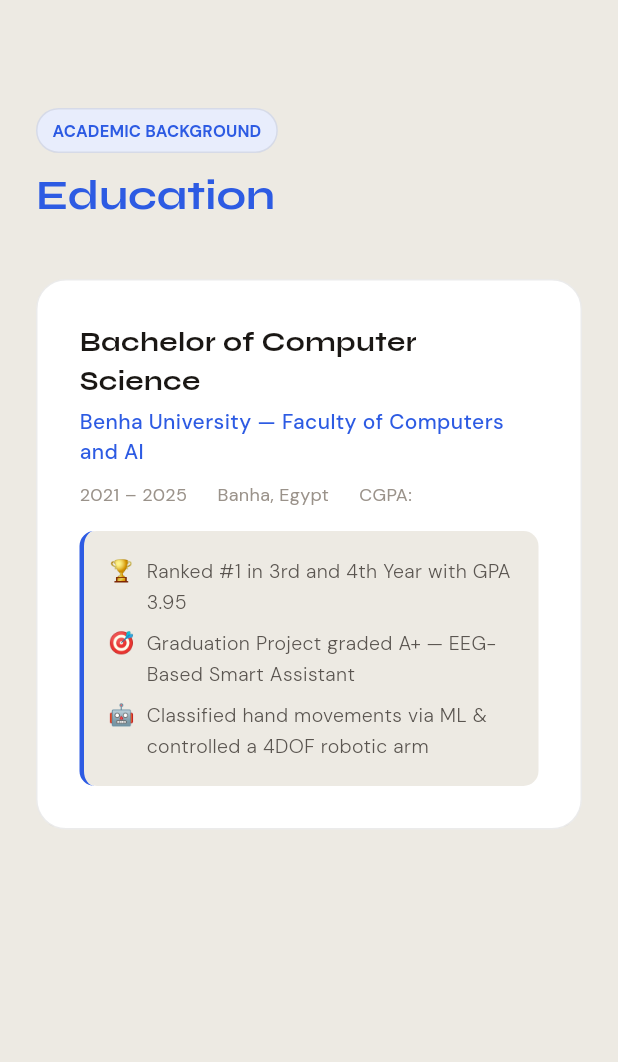
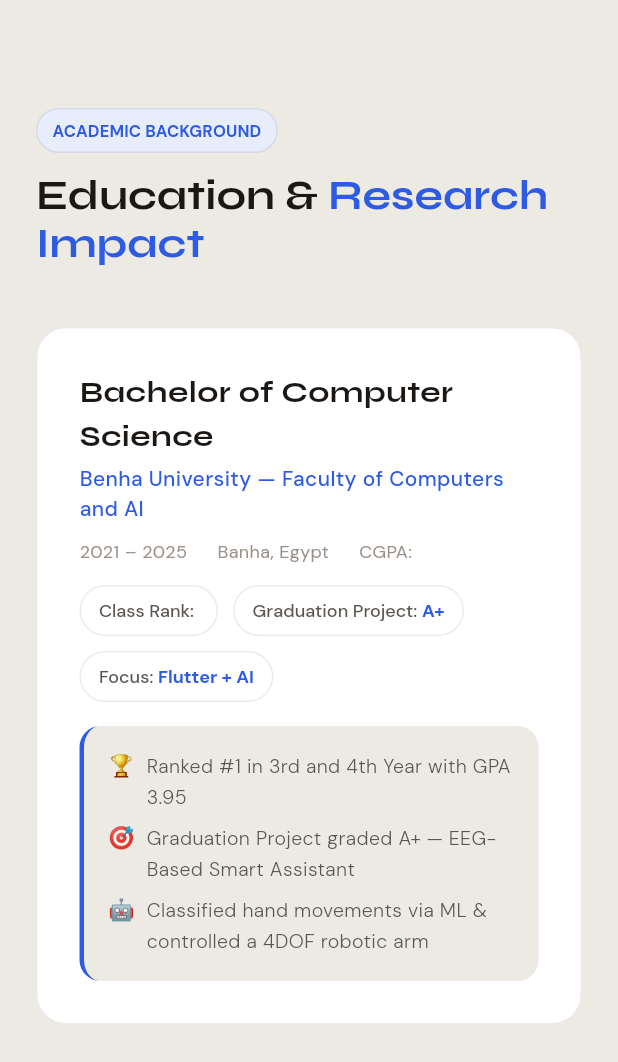
Before and after one commit to nourhan312/my-portfolio, a Flutter app: the EducationSection widget shown alone on an empty page, opened directly with empty values, on a phone screen of 412 x 824 dp. Shown: the top 1062 px of the screen. Run offline on Flutter 3.47's test engine with Material 3 defaults, Android fonts, the phone set to English and light mode, and no system bars; our stand-ins replace flutter_bloc, get_it, google_fonts, visibility_detector.

Commit message:
refactor: remove phone number from contact section and update education details

```diff
--- a/lib/features/portfolio/data/datasources/portfolio_local_datasource.dart
+++ b/lib/features/portfolio/data/datasources/portfolio_local_datasource.dart
@@ -9,13 +9,12 @@ class PortfolioLocalDataSource {
       title: 'Flutter Developer',
       photoUrl: 'assets/ii.jpg',
       bio:
-          'I am a junior Flutter developer and instructor from Egypt, focused on building clean, responsive mobile apps. '
-          'I enjoy mentoring students while growing my skills in architecture, state management, and great UI.',
+          'Flutter developer and instructor from Egypt, focused on building production-ready mobile experiences. '
+          'I work with clean architecture, scalable state management, and polished UI to deliver reliable apps from idea to release.',
       location: 'Banha, Egypt',
       email: 'nourhanayman3120@gmail.com',
-      phone: '+20 106 233 0858',
-      linkedIn: 'https://linkedin.com/in/Nourhan',
-      github: 'https://github.com/Nourhan',
+      linkedIn: 'https://www.linkedin.com/in/nourhan-ayman-33281230a/',
+      github: 'https://github.com/nourhan312',
       cgpa: '3.73',
       classRank: '#1',
       skills: [
--- a/lib/features/portfolio/domain/entities/portfolio_entities.dart
+++ b/lib/features/portfolio/domain/entities/portfolio_entities.dart
@@ -70,7 +70,6 @@ class PortfolioData {
   final String bio;
   final String location;
   final String email;
-  final String phone;
   final String linkedIn;
   final String github;
   final String cgpa;
@@ -87,7 +86,6 @@ class PortfolioData {
     required this.bio,
     required this.location,
     required this.email,
-    required this.phone,
     required this.linkedIn,
     required this.github,
     required this.cgpa,
--- a/lib/features/portfolio/presentation/widgets/contact_section.dart
+++ b/lib/features/portfolio/presentation/widgets/contact_section.dart
@@ -21,7 +21,6 @@ class ContactSection extends StatelessWidget {
   Widget build(BuildContext context) {
     final colors = context.colors;
     final isMobile = context.isMobile;
-    final hasPhone = data.phone.trim().isNotEmpty;
 
     return Container(
       color: colors.bg2,
@@ -75,17 +74,6 @@ class ContactSection extends StatelessWidget {
                   onTap: () => _launch('mailto:${data.email}'),
                 ),
               ),
-              if (hasPhone)
-                RevealOnScroll(
-                  key: const ValueKey('contact-phone'),
-                  delay: const Duration(milliseconds: 220),
-                  slideY: 0.04,
-                  child: _ContactLink(
-                    icon: Icons.phone_outlined,
-                    label: data.phone,
-                    onTap: () => _launch('tel:${data.phone}'),
-                  ),
-                ),
               RevealOnScroll(
                 key: const ValueKey('contact-linkedin'),
                 delay: const Duration(milliseconds: 280),
--- a/lib/features/portfolio/presentation/widgets/education_section.dart
+++ b/lib/features/portfolio/presentation/widgets/education_section.dart
@@ -31,8 +31,8 @@ class EducationSection extends StatelessWidget {
             slideY: 0.05,
             child: const SectionHeader(
               label: 'Academic Background',
-              titlePlain: '',
-              titleAccent: 'Education',
+              titlePlain: 'Education &',
+              titleAccent: 'Research Impact',
             ),
           ),
           const SizedBox(height: 40),
@@ -92,7 +92,7 @@ class _EduContent extends StatelessWidget {
         Text(
           'Bachelor of Computer Science',
           style: GoogleFonts.syne(
-            fontSize: 18,
+            fontSize: 20,
             fontWeight: FontWeight.w700,
             color: colors.textPrimary,
           ),
@@ -111,14 +111,24 @@ class _EduContent extends StatelessWidget {
           spacing: 20,
           children: [
             Text('2021 – 2025',
-                style: GoogleFonts.dmSans(
-                    fontSize: 12, color: colors.textHint)),
+                style:
+                    GoogleFonts.dmSans(fontSize: 12, color: colors.textHint)),
             Text('Banha, Egypt',
-                style: GoogleFonts.dmSans(
-                    fontSize: 12, color: colors.textHint)),
+                style:
+                    GoogleFonts.dmSans(fontSize: 12, color: colors.textHint)),
             Text('CGPA: ${data.cgpa}',
-                style: GoogleFonts.dmSans(
-                    fontSize: 12, color: colors.textHint)),
+                style:
+                    GoogleFonts.dmSans(fontSize: 12, color: colors.textHint)),
+          ],
+        ),
+        const SizedBox(height: 14),
+        Wrap(
+          spacing: 10,
+          runSpacing: 10,
+          children: [
+            _MetricChip(label: 'Class Rank', value: data.classRank),
+            _MetricChip(label: 'Graduation Project', value: 'A+'),
+            _MetricChip(label: 'Focus', value: 'Flutter + AI'),
           ],
         ),
         const SizedBox(height: 16),
@@ -127,7 +137,7 @@ class _EduContent extends StatelessWidget {
           padding: const EdgeInsets.all(16),
           decoration: BoxDecoration(
             color: colors.bg2,
-            borderRadius: BorderRadius.circular(10),
+            borderRadius: BorderRadius.circular(14),
             border: Border(
               left: BorderSide(color: colors.accent, width: 3),
             ),
@@ -155,6 +165,48 @@ class _EduContent extends StatelessWidget {
           ),
         ),
       ],
+    );
+  }
+}
+
+class _MetricChip extends StatelessWidget {
+  final String label;
+  final String value;
+
+  const _MetricChip({required this.label, required this.value});
+
+  @override
+  Widget build(BuildContext context) {
+    final colors = context.colors;
+    return Container(
+      padding: const EdgeInsets.symmetric(horizontal: 12, vertical: 8),
+      decoration: BoxDecoration(
+        color: colors.card,
+        borderRadius: BorderRadius.circular(999),
+        border: Border.all(color: colors.border),
+      ),
+      child: RichText(
+        text: TextSpan(
+          children: [
+            TextSpan(
+              text: '$label: ',
+              style: GoogleFonts.dmSans(
+                fontSize: 12,
+                fontWeight: FontWeight.w500,
+                color: colors.textSecondary,
+              ),
+            ),
+            TextSpan(
+              text: value,
+              style: GoogleFonts.dmSans(
+                fontSize: 12,
+                fontWeight: FontWeight.w700,
+                color: colors.accent,
+              ),
+            ),
+          ],
+        ),
+      ),
     );
   }
 }
```
Also changed, not shown: 1 other file.
